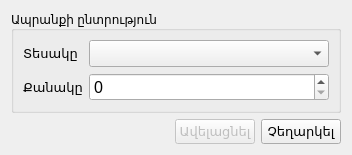
Before: the Qt Designer form src/addstoreitem.ui in ADCompany/AD-Farm, drawn with Qt 5.
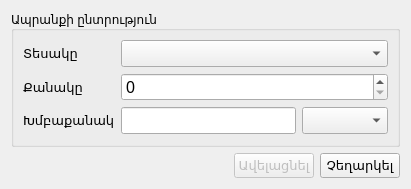
After: the same form once the commit is applied. Icons and pictures are not drawn.

```diff
--- a/src/addstoreitem.ui
+++ b/src/addstoreitem.ui
@@ -6,8 +6,8 @@
    <rect>
     <x>0</x>
     <y>0</y>
-    <width>352</width>
-    <height>135</height>
+    <width>411</width>
+    <height>189</height>
    </rect>
   </property>
   <property name="windowTitle">
@@ -20,18 +20,13 @@
   <property name="modal">
    <bool>true</bool>
   </property>
-  <layout class="QVBoxLayout" name="verticalLayout_2">
+  <layout class="QVBoxLayout" name="verticalLayout">
    <item>
     <widget class="QGroupBox" name="groupBox">
      <property name="title">
       <string>Ապրանքի ընտրություն</string>
      </property>
-     <layout class="QVBoxLayout" name="verticalLayout">
-      <item>
-       <layout class="QFormLayout" name="formLayout">
-        <property name="fieldGrowthPolicy">
-         <enum>QFormLayout::AllNonFixedFieldsGrow</enum>
-        </property>
+     <layout class="QGridLayout" name="gridLayout">
         <item row="0" column="0">
          <widget class="QLabel" name="label">
           <property name="font">
@@ -74,6 +69,38 @@
           </property>
           <property name="maximum">
            <number>100000</number>
+        </property>
+       </widget>
+      </item>
+      <item row="2" column="0">
+       <widget class="QLabel" name="lblGroup">
+        <property name="font">
+         <font>
+          <pointsize>10</pointsize>
+         </font>
+        </property>
+        <property name="text">
+         <string>Խմբաքանակ</string>
+        </property>
+       </widget>
+      </item>
+      <item row="2" column="1">
+       <layout class="QHBoxLayout" name="horizontalLayout">
+        <item>
+         <widget class="QLineEdit" name="lineEditGroupName">
+          <property name="font">
+           <font>
+            <pointsize>12</pointsize>
+           </font>
+          </property>
+         </widget>
+        </item>
+        <item>
+         <widget class="QComboBox" name="cbxGroups">
+          <property name="font">
+           <font>
+            <pointsize>12</pointsize>
+           </font>
           </property>
          </widget>
         </item>
```
Lines whose indentation alone changed are shown as unchanged.
